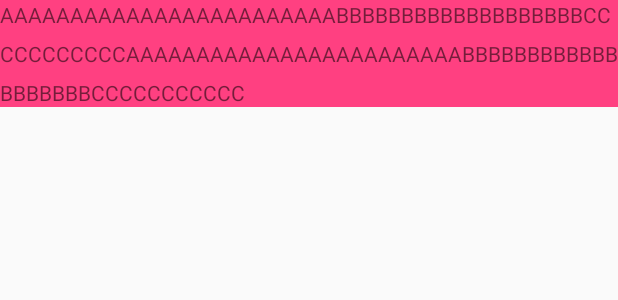
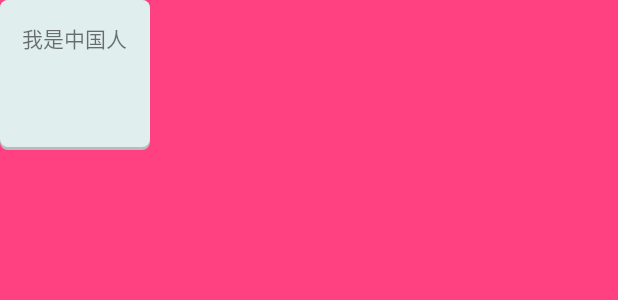
Before and after one commit to Learzhu/LearzhuBrowser, an Android app: the layout fragment_blank.xml on its own in the app's theme, with its tools: preview values and no code run, on a phone screen of 412 x 824 dp. Shown: the top 300 px of the screen. Run offline under Robolectric (Android 15) with nearby library versions, the phone set to English and light mode, and no system bars.

Commit message:
1.新增显示阴影底部的xml

```diff
--- a/app/src/main/java/com/learzhu/browser/activity/MainActivity.java
+++ b/app/src/main/java/com/learzhu/browser/activity/MainActivity.java
@@ -8,22 +8,20 @@ import android.graphics.Color;
 import android.net.Uri;
 import android.os.Bundle;
 import android.os.PowerManager;
-import android.provider.ContactsContract;
 import android.support.design.widget.FloatingActionButton;
 import android.support.design.widget.Snackbar;
 import android.support.v7.app.AppCompatActivity;
 import android.support.v7.widget.Toolbar;
 import android.util.Log;
-import android.view.View;
 import android.view.Menu;
 import android.view.MenuItem;
+import android.view.View;
 import android.widget.Button;
 
 import com.learzhu.browser.R;
 import com.learzhu.browser.broadreceiver.ScreenBroadcastReceiver;
 import com.learzhu.browser.fragment.BlankFragment;
 import com.learzhu.browser.fragment.ItemFragment;
-import com.learzhu.browser.fragment.MainActivityFragment;
 import com.learzhu.browser.utils.StatusBarUtil;
 
 public class MainActivity extends AppCompatActivity implements BlankFragment.OnFragmentInteractionListener {
@@ -44,9 +42,9 @@ public class MainActivity extends AppCompatActivity implements BlankFragment.OnF
         mFragmentTransaction1 = getSupportFragmentManager().beginTransaction();
 //        MainActivityFragment mainActivityFragment = new MainActivityFragment();
 
-//        BlankFragment blankFragment = new BlankFragment();
-//        mFragmentTransaction1.add(R.id.fragment, blankFragment);
-//        mFragmentTransaction1.commit();
+        BlankFragment blankFragment = new BlankFragment();
+        mFragmentTransaction1.add(R.id.fragment, blankFragment);
+        mFragmentTransaction1.commit();
 
         FloatingActionButton fab = (FloatingActionButton) findViewById(R.id.fab);
         fab.setOnClickListener(new View.OnClickListener() {
--- /dev/null
+++ b/app/src/main/res/drawable-hdpi/bg_linearlayout_white_with_shadow.xml
@@ -0,0 +1,23 @@
+<?xml version="1.0" encoding="utf-8"?>
+<layer-list xmlns:android="http://schemas.android.com/apk/res/android">
+
+    <!-- bottom shadow -->
+    <item>
+        <shape android:shape="rectangle">
+            <!-- from top to bottom -->
+            <gradient
+                android:angle="90"
+                android:centerColor="#bbbbbb"
+                android:endColor="#d5d5d5"
+                android:startColor="#a9a09d"/>
+        </shape>
+    </item>
+
+    <!-- content -->
+    <item android:bottom="2dp">
+        <shape android:shape="rectangle">
+            <solid android:color="@android:color/white"/>
+        </shape>
+    </item>
+
+</layer-list>
--- /dev/null
+++ b/app/src/main/res/drawable/shadow.xml
@@ -0,0 +1,23 @@
+<?xml version="1.0" encoding="utf-8"?>
+<layer-list xmlns:android="http://schemas.android.com/apk/res/android">
+    <!-- Bottom 2dp Shadow -->
+    <item>
+        <shape android:shape="rectangle">
+            <solid android:color="#BBB"/>
+            <corners android:radius="5dp"/>
+        </shape>
+    </item>
+
+    <!-- White Top color -->
+    <item android:bottom="3px">
+        <shape android:shape="rectangle">
+            <solid android:color="#FFE0EEEE"/>
+            <corners android:radius="5dp"/>
+            <padding
+                android:bottom="15dp"
+                android:left="15dp"
+                android:right="15dp"
+                android:top="15dp"/>
+        </shape>
+    </item>
+</layer-list>
--- a/app/src/main/res/layout/fragment_blank.xml
+++ b/app/src/main/res/layout/fragment_blank.xml
@@ -2,6 +2,7 @@
              xmlns:tools="http://schemas.android.com/tools"
              android:layout_width="match_parent"
              android:layout_height="match_parent"
+             tools:background="@color/colorAccent"
              tools:context="com.learzhu.browser.fragment.BlankFragment">
 
     <!-- TODO: Update blank fragment layout -->
@@ -9,9 +10,63 @@
         android:layout_width="match_parent"
         android:layout_height="wrap_content"
         android:background="@color/colorAccent"
-        android:lineSpacingExtra="10dp"
         android:text="@string/hello_blank_fragment"
         tools:targetApi="M"
-        tools:text="AAAAAAAAAAAAAAAAAAAAAAAABBBBBBBBBBBBBBBBBBBCCCCCCCCCCCAAAAAAAAAAAAAAAAAAAAAAAABBBBBBBBBBBBBBBBBBBCCCCCCCCCCC"/>
+        tools:text="aaaaaa\r\njjjhhhh\r"
+        tools:visibility="gone"/>
 
+    <!--tools:text="AAAAAAAAAAAAAAAAAAAAAAAABBBBBBBBBBBBBBBBBBB/nCCCCCCCCCCCAAAAAAAAAAAAAAAAAAAAAAAABBBBBBBBBBBBBBBBBBBCCCCCCCCCCC"/>-->
+    <LinearLayout
+        android:layout_width="match_parent"
+        android:layout_height="match_parent"
+        android:background="#ff895544"
+        android:orientation="vertical"
+        android:visibility="gone">
+
+        <TextView
+            android:id="@+id/test_shadow"
+            android:layout_width="wrap_content"
+            android:layout_height="wrap_content"
+            android:layout_gravity="center"
+            android:shadowColor="#ff000000"
+            android:shadowDx="0"
+            android:shadowDy="0"
+            android:shadowRadius="1"
+            android:text="Test Shadow"
+            android:textColor="#ffffffff"
+            android:textSize="60sp"/>
+
+        <TextView
+            android:id="@+id/test_shadow2"
+            android:layout_width="wrap_content"
+            android:layout_height="wrap_content"
+            android:layout_gravity="center"
+            android:shadowColor="#ff000000"
+            android:shadowDx="10"
+            android:shadowDy="10"
+            android:shadowRadius="1"
+            android:text="Test Shadow"
+            android:textColor="#ffffffff"
+            android:textSize="60sp"/>
+
+        <TextView
+            android:id="@+id/test_shadow3"
+            android:layout_width="wrap_content"
+            android:layout_height="wrap_content"
+            android:layout_gravity="center"
+            android:shadowColor="#ff000000"
+            android:shadowDx="30"
+            android:shadowDy="30"
+            android:shadowRadius="1"
+            android:text="Test Shadow"
+            android:textColor="#ffffffff"
+            android:textSize="60sp"/>
+
+    </LinearLayout>
+
+    <TextView
+        android:layout_width="100dp"
+        android:layout_height="100dp"
+        android:background="@drawable/shadow"
+        android:text="我是中国人"/>
 </FrameLayout>
```
